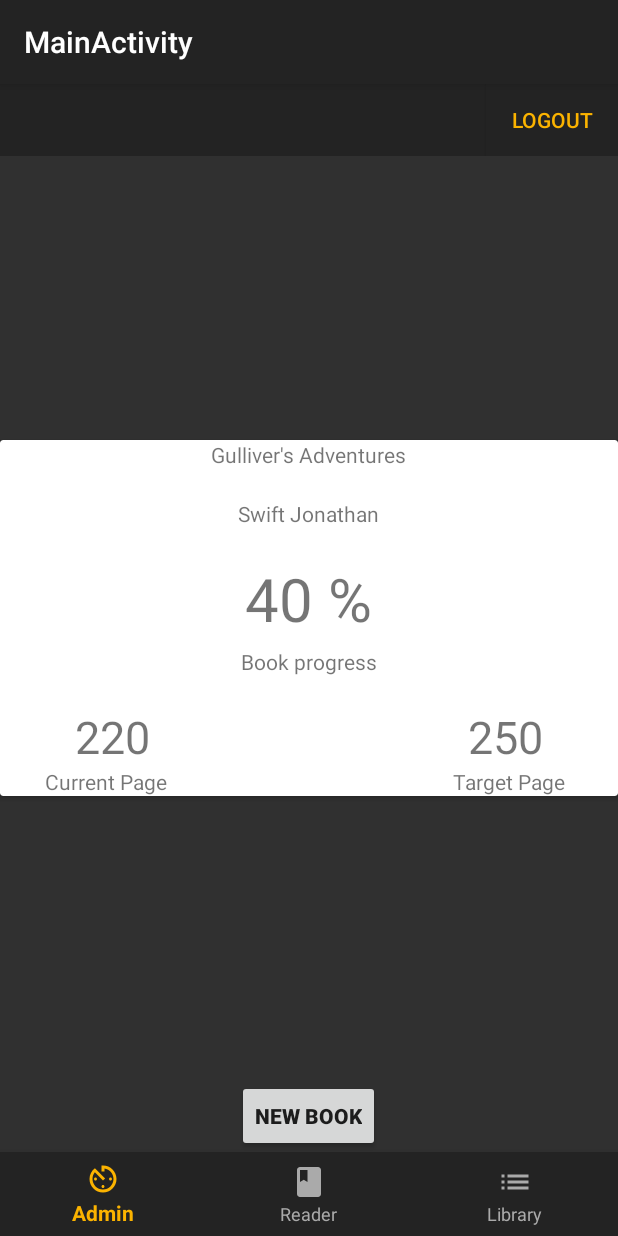
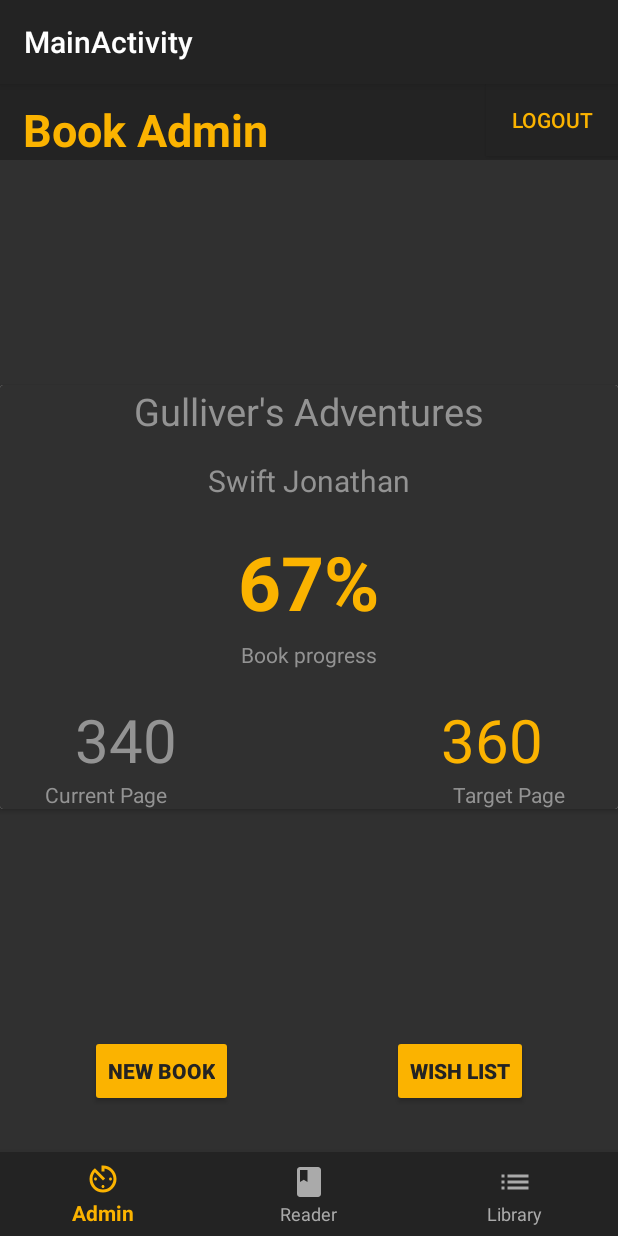
Before and after one commit to nestorivanmo/BookWorm, an Android app: the screen it shows after launch once a user with an empty profile is signed in (MainActivity), on a phone screen of 412 x 824 dp. Run offline under Robolectric (Android 15) with nearby library versions, the phone set to English and light mode, and no system bars; our stand-ins replace Firebase (no records; nobody signed in at launch, a user with empty details on screens opened directly).

Commit message:
Recycler View ready for service consumption

```diff
--- a/MyApplicationFireBaseTest/app/src/main/java/com/mozek/myapplicationfirebasetest/ViewAdapters/RecyclerViewAdapter.java
+++ b/MyApplicationFireBaseTest/app/src/main/java/com/mozek/myapplicationfirebasetest/ViewAdapters/RecyclerViewAdapter.java
@@ -18,11 +18,18 @@ public class RecyclerViewAdapter extends RecyclerView.Adapter<RecyclerViewAdapte
 
     private ArrayList<String> mBookTitles = new ArrayList<>();
     private ArrayList<String> mBookAuthors = new ArrayList<>();
+    private ArrayList<String> mBookProgress = new ArrayList<>();
+    private ArrayList<String> mBookCurrentPage = new ArrayList<>();
+    private ArrayList<String> mBookTargetPage = new ArrayList<>();
+
     private Context mContext;
 
-    public RecyclerViewAdapter(Context mContext, ArrayList<String> mBookTitles, ArrayList<String> mBookAuthors) {
+    public RecyclerViewAdapter(Context mContext, ArrayList<String> mBookTitles, ArrayList<String> mBookAuthors, ArrayList<String> mBookProgress, ArrayList<String> mBookCurrentPage, ArrayList<String> mBookTargetPage) {
         this.mBookTitles = mBookTitles;
         this.mBookAuthors = mBookAuthors;
+        this.mBookProgress = mBookProgress;
+        this.mBookCurrentPage = mBookCurrentPage;
+        this.mBookTargetPage = mBookTargetPage;
         this.mContext = mContext;
     }
 
@@ -40,8 +47,9 @@ public class RecyclerViewAdapter extends RecyclerView.Adapter<RecyclerViewAdapte
 
         viewHolder.bookTitle.setText(mBookTitles.get(i));
         viewHolder.bookAuthor.setText(mBookAuthors.get(i));
-
-
+        viewHolder.bookProgress.setText(mBookProgress.get(i));
+        viewHolder.currentPage.setText(mBookCurrentPage.get(i));
+        viewHolder.targetPage.setText(mBookTargetPage.get(i));
     }
 
     @Override
--- a/MyApplicationFireBaseTest/app/src/main/java/com/mozek/myapplicationfirebasetest/mainapp/app/fragments/BookAdminFragment.java
+++ b/MyApplicationFireBaseTest/app/src/main/java/com/mozek/myapplicationfirebasetest/mainapp/app/fragments/BookAdminFragment.java
@@ -11,12 +11,10 @@ import android.view.LayoutInflater;
 import android.view.View;
 import android.view.ViewGroup;
 import android.widget.Button;
-import android.widget.TextView;
 
 import com.google.android.gms.tasks.OnCompleteListener;
 import com.google.android.gms.tasks.Task;
 import com.google.firebase.auth.FirebaseAuth;
-import com.google.firebase.auth.FirebaseUser;
 import com.google.firebase.firestore.DocumentSnapshot;
 import com.google.firebase.firestore.FirebaseFirestore;
 import com.google.firebase.firestore.Query;
@@ -36,11 +34,13 @@ public class BookAdminFragment extends Fragment implements Fragmentable{
     private View view;
 
     private Button logOutButton, newBookButton;
-    private TextView titleTV;
     private FirebaseFirestore db = FirebaseFirestore.getInstance();
 
     private ArrayList<String> mBookTitles = new ArrayList<>();
     private ArrayList<String> mBookAuthors = new ArrayList<>();
+    private ArrayList<String> mBookProgress = new ArrayList<>();
+    private ArrayList<String> mBookCurrentPage = new ArrayList<>();
+    private ArrayList<String> mBookTargetPage = new ArrayList<>();
 
 
     public BookAdminFragment() {
@@ -73,7 +73,6 @@ public class BookAdminFragment extends Fragment implements Fragmentable{
     public void getGraphicElements(View view){
         logOutButton= view.findViewById(R.id.logOutButton_AdminBooks_Fragment);
         newBookButton = view.findViewById(R.id.addBookButton_AdminBooks_Fragment);
-        titleTV = view.findViewById(R.id.titleTV_AdmiBooks_Fragment);
     }
 
     public void logOutUserIfClicked(LayoutInflater inflater){
@@ -92,14 +91,19 @@ public class BookAdminFragment extends Fragment implements Fragmentable{
     public void getDataFromDB(){
         mBookAuthors.add("Swift Jonathan");
         mBookTitles.add("Gulliver's Adventures");
+        mBookProgress.add("67%");
+        mBookCurrentPage.add("340");
+        mBookTargetPage.add("360");
+
         mBookAuthors.add("Nathaniel Hawthorne");
         mBookTitles.add("The Red and the Black");
+        mBookProgress.add("10%");
+        mBookCurrentPage.add("10");
+        mBookTargetPage.add("30");
+
     }
 
     public void runMainThreadNow(final User user){
-
-        titleTV.setText(user.getUsername());
-
         newBookButton.setOnClickListener(new View.OnClickListener() {
             @Override
             public void onClick(View view) {
@@ -108,10 +112,8 @@ public class BookAdminFragment extends Fragment implements Fragmentable{
                 startActivity(intentSign2);
             }
         });
-
         getDataFromDB();
         initRecyclerView();
-
     }
 
     private void initRecyclerView(){
@@ -119,7 +121,7 @@ public class BookAdminFragment extends Fragment implements Fragmentable{
         LinearLayoutManager layoutManager = new LinearLayoutManager(getActivity(), LinearLayoutManager.HORIZONTAL, false);
         RecyclerView recyclerView = view.findViewById(R.id.recyclerView_bookAdmin);
         recyclerView.setLayoutManager(layoutManager);
-        RecyclerViewAdapter recyclerViewAdapter = new RecyclerViewAdapter(getActivity(), mBookTitles, mBookAuthors);
+        RecyclerViewAdapter recyclerViewAdapter = new RecyclerViewAdapter(getActivity(), mBookTitles, mBookAuthors, mBookProgress, mBookCurrentPage, mBookTargetPage);
         recyclerView.setAdapter(recyclerViewAdapter);
     }
 }
--- a/MyApplicationFireBaseTest/app/src/main/res/layout/fragment_book_admin.xml
+++ b/MyApplicationFireBaseTest/app/src/main/res/layout/fragment_book_admin.xml
@@ -32,8 +32,9 @@
             android:layout_alignParentStart="true"
             android:layout_marginLeft="15dp"
             android:layout_marginStart="15dp"
+            android:text="@string/bookAdminTitle"
             android:textColor="@color/Amarillo"
-            android:textSize="20sp"
+            android:textSize="30sp"
             android:textStyle="bold"
             />
 
@@ -62,15 +63,35 @@
         android:layout_height="wrap_content"
         android:orientation="horizontal"
         android:layout_alignParentBottom="true"
+        android:layout_marginBottom="30dp"
         >
 
         <Button
             android:id="@+id/addBookButton_AdminBooks_Fragment"
             android:layout_width="wrap_content"
             android:layout_height="wrap_content"
-            android:layout_centerHorizontal="true"
+            android:layout_alignParentStart="true"
+            android:layout_alignParentLeft="true"
+            android:layout_marginStart="60dp"
+            android:layout_marginLeft="60dp"
             android:text="@string/newBookButton_bookAdminF"
             android:textStyle="bold"
+            android:textColor="@color/colorPrimary"
+            android:backgroundTint="@color/Amarillo"
+            />
+
+        <Button
+            android:id="@+id/addBookToWishListButton_AdminBooks_Fragment"
+            android:layout_width="wrap_content"
+            android:layout_height="wrap_content"
+            android:layout_alignParentEnd="true"
+            android:layout_alignParentRight="true"
+            android:layout_marginEnd="60dp"
+            android:layout_marginRight="60dp"
+            android:text="@string/newBookToWishListButton_bookAdminF"
+            android:textStyle="bold"
+            android:textColor="@color/colorPrimary"
+            android:backgroundTint="@color/Amarillo"
             />
 
     </RelativeLayout>
--- a/MyApplicationFireBaseTest/app/src/main/res/layout/layout_list_item.xml
+++ b/MyApplicationFireBaseTest/app/src/main/res/layout/layout_list_item.xml
@@ -7,11 +7,13 @@
         android:layout_width="match_parent"
         android:layout_height="wrap_content"
         android:layout_centerInParent="true"
+        android:elevation="0dp"
         >
 
         <RelativeLayout
             android:layout_width="match_parent"
             android:layout_height="match_parent"
+            android:background="@color/colorSecondary"
             >
 
             <TextView
@@ -19,7 +21,9 @@
                 android:layout_width="wrap_content"
                 android:layout_height="wrap_content"
                 android:text="book title"
-                android:layout_centerHorizontal="true"/>
+                android:textColor="@color/LightGray"
+                android:layout_centerHorizontal="true"
+                android:textSize="25sp"/>
 
             <TextView
                 android:id="@+id/bookAuthor"
@@ -27,8 +31,10 @@
                 android:layout_height="wrap_content"
                 android:layout_below="@+id/bookTitle"
                 android:layout_centerHorizontal="true"
-                android:layout_marginTop="20dp"
-                android:text="book author"/>
+                android:layout_marginTop="15dp"
+                android:text="book author"
+                android:textColor="@color/LightGray"
+                android:textSize="20sp"/>
 
             <TextView
                 android:id="@+id/bookProgress"
@@ -38,7 +44,9 @@
                 android:layout_marginTop="20dp"
                 android:layout_centerHorizontal="true"
                 android:text="40 %"
-                android:textSize="40sp"/>
+                android:textColor="@color/Amarillo"
+                android:textStyle="bold"
+                android:textSize="50sp"/>
 
             <TextView
                 android:id="@+id/bookProgress_title"
@@ -48,6 +56,7 @@
                 android:layout_marginTop="5dp"
                 android:layout_centerHorizontal="true"
                 android:text="Book progress"
+                android:textColor="@color/LightGray"
                 />
 
             <TextView
@@ -61,7 +70,8 @@
                 android:layout_marginLeft="50dp"
                 android:layout_marginStart="50dp"
                 android:text="220"
-                android:textSize="30sp"/>
+                android:textColor="@color/LightGray"
+                android:textSize="40sp"/>
 
             <TextView
                 android:id="@+id/targetPage"
@@ -74,7 +84,8 @@
                 android:layout_marginRight="50dp"
                 android:layout_marginEnd="50dp"
                 android:text="250"
-                android:textSize="30sp"/>
+                android:textColor="@color/Amarillo"
+                android:textSize="40sp"/>
 
             <TextView
                 android:layout_width="wrap_content"
@@ -84,7 +95,8 @@
                 android:layout_alignParentStart="true"
                 android:layout_marginLeft="30dp"
                 android:layout_marginStart="30dp"
-                android:text="Current Page"/>
+                android:text="Current Page"
+                android:textColor="@color/LightGray"/>
 
             <TextView
                 android:layout_width="wrap_content"
@@ -94,7 +106,8 @@
                 android:layout_alignParentEnd="true"
                 android:layout_marginRight="35dp"
                 android:layout_marginEnd="35dp"
-                android:text="Target Page"/>
+                android:text="Target Page"
+                android:textColor="@color/LightGray"/>
 
         </RelativeLayout>
 
--- a/MyApplicationFireBaseTest/app/src/main/res/values/colors.xml
+++ b/MyApplicationFireBaseTest/app/src/main/res/values/colors.xml
@@ -6,4 +6,5 @@
     <color name="Amarillo">#FBB300</color>
     <color name="Blanco">#FFF</color>
     <color name="Negro">#000</color>
+    <color name="LightGray">#939393</color>
 </resources>
--- a/MyApplicationFireBaseTest/app/src/main/res/values/strings.xml
+++ b/MyApplicationFireBaseTest/app/src/main/res/values/strings.xml
@@ -30,5 +30,7 @@
     <string name="title_library">Library</string>
 
     <string name="newBookButton_bookAdminF">New Book</string>
+    <string name="newBookToWishListButton_bookAdminF">Wish List</string>
+    <string name="bookAdminTitle">Book Admin</string>
 
 </resources>
```
